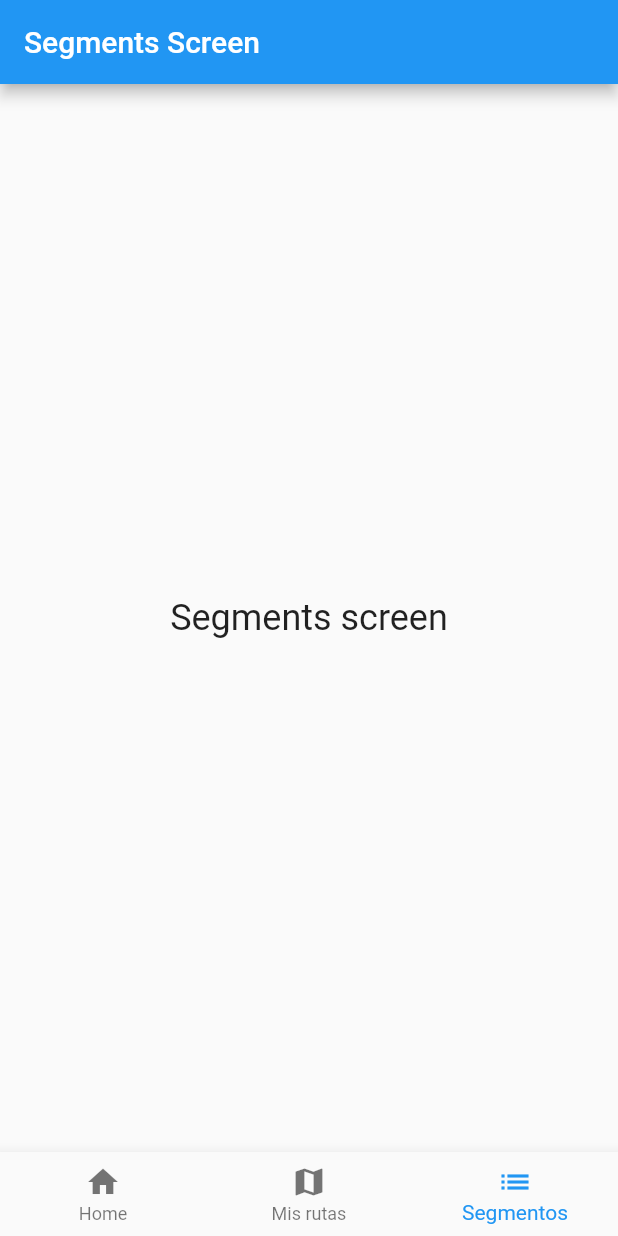
After one commit to HenryCaicedo/exercise_tracker, a Flutter app: the TabWidget screen opened by its route, item 3 of the bottom bar chosen, on a phone screen of 412 x 824 dp. The commit adds this screen. Run offline on Flutter 3.47's test engine with Material 2 defaults, Android fonts, the phone set to English and light mode, and no system bars.

Commit message:
Manejo de pestañas
Se reorganizaron los archivos y se agregaron las pestañas

```diff
--- a/lib/first_screen.dart
+++ b/lib/login_screen.dart
@@ -1,6 +1,6 @@
 import 'package:flutter/material.dart';
 
-class FirstScreen extends StatelessWidget {
+class LoginScreen extends StatelessWidget {
   final TextEditingController _usernameController = TextEditingController();
   final TextEditingController _passwordController = TextEditingController();
 
@@ -76,7 +76,7 @@ class FirstScreen extends StatelessWidget {
                             _passwordController.text == '') {
                           _usernameController.clear();
                           _passwordController.clear();
-                          Navigator.pushNamed(context, '/second');
+                          Navigator.pushNamed(context, '/tabs');
                         } else {
                           ScaffoldMessenger.of(context).showSnackBar(
                             const SnackBar(
--- /dev/null
+++ b/lib/tab_widget.dart
@@ -0,0 +1,79 @@
+import 'package:flutter/material.dart';
+import 'tabs/home_tab.dart';
+import 'tabs/routes_tab.dart';
+import 'tabs/segments_tab.dart';
+
+void main() {
+  runApp(const MyApp());
+}
+
+class MyApp extends StatelessWidget {
+  const MyApp({Key? key}) : super(key: key);
+
+  @override
+  Widget build(BuildContext context) {
+    return MaterialApp(
+      title: 'Flutter Demo',
+      theme: ThemeData(
+        primarySwatch: Colors.blue,
+      ),
+      home: const TabWidget(),
+    );
+  }
+}
+
+class TabWidget extends StatefulWidget {
+  const TabWidget({Key? key}) : super(key: key);
+
+  @override
+  _TabWidgetState createState() => _TabWidgetState();
+}
+
+class _TabWidgetState extends State<TabWidget> {
+  final List<Widget> _tabs = [
+    const HomeTab(),
+    const RoutesTab(),
+    const SegmentsTab(),
+  ];
+
+  int _currentIndex = 0;
+
+  @override
+  Widget build(BuildContext context) {
+    return Scaffold(
+      body: AnimatedSwitcher(
+        duration: const Duration(milliseconds: 180),
+        transitionBuilder: (Widget child, Animation<double> animation) {
+          return FadeTransition(
+            opacity: animation,
+            child: child,
+          );
+        },
+        child: _tabs[_currentIndex],
+      ),
+      bottomNavigationBar: BottomNavigationBar(
+        items: const <BottomNavigationBarItem>[
+          BottomNavigationBarItem(
+            icon: Icon(Icons.home),
+            label: 'Home',
+          ),
+          BottomNavigationBarItem(
+            icon: Icon(Icons.map),
+            label: 'Mis rutas',
+          ),
+          BottomNavigationBarItem(
+            icon: Icon(Icons.list),
+            label: 'Segmentos',
+          ),
+        ],
+        selectedItemColor: Colors.blue,
+        currentIndex: _currentIndex,
+        onTap: (int index) {
+          setState(() {
+            _currentIndex = index;
+          });
+        },
+      ),
+    );
+  }
+}
--- /dev/null
+++ b/lib/tabs/segments_tab.dart
@@ -0,0 +1,21 @@
+import 'package:flutter/material.dart';
+
+class SegmentsTab extends StatelessWidget {
+  const SegmentsTab({Key? key}) : super(key: key);
+
+  @override
+  Widget build(BuildContext context) {
+    return Scaffold(
+      appBar: AppBar(
+        automaticallyImplyLeading: false, // set to false to remove back button
+        title: Text('Segments Screen'),
+      ),
+      body: Center(
+        child: Text(
+          'Segments screen',
+          style: TextStyle(fontSize: 24),
+        ),
+      ),
+    );
+  }
+}
```
Also changed, not shown: lib/main.dart (+4 -6 lines), lib/tabs/home_tab.dart (renamed from lib/second_screen.dart, +7 -34 lines), lib/tabs/routes_tab.dart (added, +17 -0 lines), lib/third_screen.dart (deleted, +0 -15 lines).
